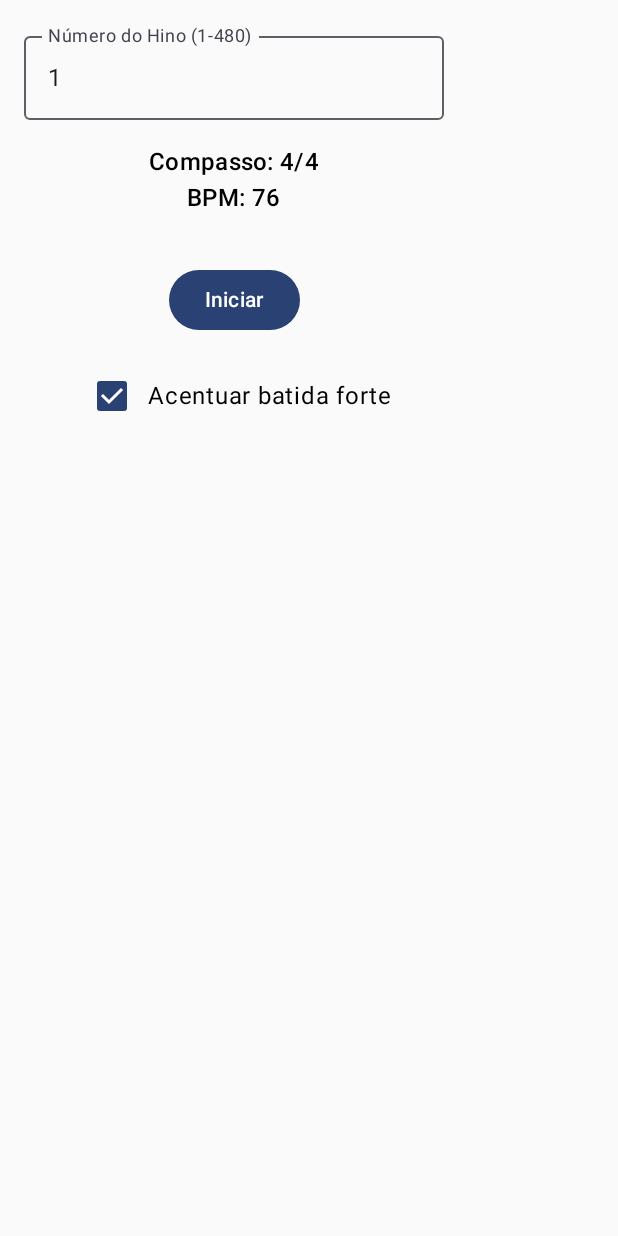
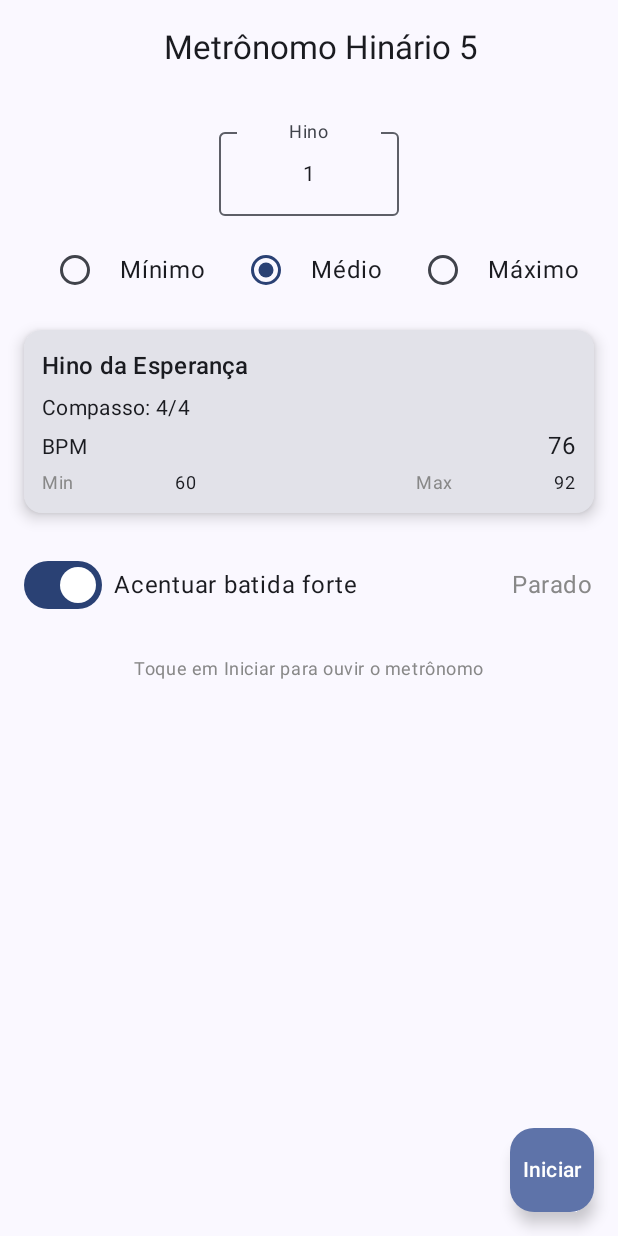
Before and after one commit to PedroScheffer/MetronomoHinario, an Android app built with Jetpack Compose: the screen it shows after launch (MainActivity), on a phone screen of 412 x 824 dp. Run offline under Robolectric (Android 15) with nearby library versions, the light colour scheme and no system bars.

Commit message:
Atualizações do func e layout

```diff
--- a/app/src/main/java/devandroid/pedroscheffer/metronomohinario/data/HymnData.kt
+++ b/app/src/main/java/devandroid/pedroscheffer/metronomohinario/data/HymnData.kt
@@ -2,6 +2,9 @@ package devandroid.pedroscheffer.metronomohinario.data
 
 data class HymnData(
     val number: Int,
+    val name: String,
     val timeSignature: String,
-    val averageBpm: Int
+    val averageBpm: Int,
+    val minBpm: Int,
+    val maxBpm: Int
 )
--- a/app/src/main/java/devandroid/pedroscheffer/metronomohinario/data/HymnRepository.kt
+++ b/app/src/main/java/devandroid/pedroscheffer/metronomohinario/data/HymnRepository.kt
@@ -2,10 +2,11 @@ package devandroid.pedroscheffer.metronomohinario.data
 
 object HymnRepository {
     private val hymnMap: Map<Int, HymnData> = mapOf(
-        1 to HymnData(1, "4/4", 76),
-        2 to HymnData(2, "4/4", 80),
-        330 to HymnData(330, "2/4", 77)
-        // Adicione os outros hinos aqui
+        1 to HymnData(1, "Hino da Esperança", "4/4", 76, 60, 92),
+        2 to HymnData(2, "Hino da Alegria", "4/4", 80, 70, 90),
+        3 to HymnData(3, "Hino da Paz", "4/4", 68, 50, 85),
+        4 to HymnData(4, "Hino do Louvor", "6/4", 125, 100, 150),
+        330 to HymnData(330, "Hino 330", "2/4", 77, 65, 90)
     )
 
     fun getHymnData(hymnNumber: Int): HymnData? {
--- a/app/src/main/java/devandroid/pedroscheffer/metronomohinario/ui/MainScreen.kt
+++ b/app/src/main/java/devandroid/pedroscheffer/metronomohinario/ui/MainScreen.kt
@@ -1,50 +1,185 @@
 package devandroid.pedroscheffer.metronomohinario.ui
 
 import androidx.compose.foundation.layout.*
-import androidx.compose.foundation.text.KeyboardOptions
 import androidx.compose.material3.*
 import androidx.compose.runtime.Composable
 import androidx.compose.runtime.collectAsState
+import androidx.compose.runtime.LaunchedEffect
+import androidx.compose.runtime.mutableStateOf
+import androidx.compose.runtime.remember
 import androidx.compose.ui.Alignment
 import androidx.compose.ui.Modifier
-import androidx.compose.ui.text.input.KeyboardType
+import androidx.compose.ui.graphics.Color
+import androidx.compose.ui.text.TextStyle
+import androidx.compose.ui.text.style.TextAlign
 import androidx.compose.ui.unit.dp
 import devandroid.pedroscheffer.metronomohinario.viewmodel.MetronomeViewModel
 
+@OptIn(ExperimentalMaterial3Api::class)
 @Composable
 fun MainScreen(viewModel: MetronomeViewModel) {
     val uiState = viewModel.uiState.collectAsState().value
 
+    // estado local para escolha de velocidade: "MEDIUM" | "MIN" | "MAX"
+    val speedSelection = remember { mutableStateOf("MEDIUM") }
+
+    // sempre que o hino mudar, resetar para MEDIUM (velocidade média)
+    LaunchedEffect(key1 = uiState.hymnNumberInput) {
+        speedSelection.value = "MEDIUM"
+    }
+
+    Scaffold(
+        topBar = {
+            SmallTopAppBar(
+                title = {
+                    Box(modifier = Modifier.fillMaxWidth(), contentAlignment = Alignment.Center) {
+                        Text("Metrônomo Hinário 5")
+                    }
+                }
+            )
+        },
+        floatingActionButton = {
+            FloatingActionButton(onClick = { viewModel.onPlayPauseClicked() }) {
+                Text(if (uiState.isPlaying) "Parar" else "Iniciar")
+            }
+        }
+    ) { paddingValues ->
         Column(
-        modifier = Modifier.padding(16.dp),
+            modifier = Modifier
+                .padding(paddingValues)
+                .padding(16.dp)
+                .fillMaxSize(),
             horizontalAlignment = Alignment.CenterHorizontally
         ) {
+
             OutlinedTextField(
                 value = uiState.hymnNumberInput,
                 onValueChange = { viewModel.onHymnNumberChanged(it) },
-            label = { Text("Número do Hino (1-480)") },
-            keyboardOptions = KeyboardOptions(keyboardType = KeyboardType.Number)
+                label = {
+                    Box(modifier = Modifier.fillMaxWidth(), contentAlignment = Alignment.Center) {
+                        Text("Hino")
+                    }
+                },
+                singleLine = true,
+                modifier = Modifier.width(120.dp),
+                textStyle = TextStyle(textAlign = TextAlign.Center)
             )
 
-        Spacer(Modifier.height(16.dp))
+            Spacer(Modifier.height(12.dp))
 
-        Text(text = "Compasso: ${uiState.timeSignature}", style = MaterialTheme.typography.titleMedium)
-        Text(text = "BPM: ${uiState.bpm}", style = MaterialTheme.typography.titleMedium)
+            // Grupo de seleção: Mínimo / Médio / Máximo (ordem alterada conforme solicitado)
+            Row(
+                modifier = Modifier
+                    .fillMaxWidth()
+                    .padding(horizontal = 8.dp),
+                horizontalArrangement = Arrangement.Center,
+                verticalAlignment = Alignment.CenterVertically
+            ) {
+                // Mínimo
+                Row(verticalAlignment = Alignment.CenterVertically) {
+                    RadioButton(
+                        selected = speedSelection.value == "MIN",
+                        onClick = {
+                            speedSelection.value = "MIN"
+                            // aplica bpm mínimo
+                            viewModel.onBpmSliderChanged(uiState.minBpm)
+                        }
+                    )
+                    Spacer(Modifier.width(6.dp))
+                    Text("Mínimo")
+                }
 
-        Spacer(Modifier.height(32.dp))
+                Spacer(Modifier.width(16.dp))
 
-        Button(onClick = { viewModel.onPlayPauseClicked() }) {
-            Text(if (uiState.isPlaying) "Parar" else "Iniciar")
+                // Médio
+                Row(verticalAlignment = Alignment.CenterVertically) {
+                    RadioButton(
+                        selected = speedSelection.value == "MEDIUM",
+                        onClick = {
+                            speedSelection.value = "MEDIUM"
+                            // restaurar média: recarrega o hino (ViewModel aplica a média ao carregar)
+                            viewModel.onHymnNumberChanged(uiState.hymnNumberInput)
+                        }
+                    )
+                    Spacer(Modifier.width(6.dp))
+                    Text("Médio")
+                }
+
+                Spacer(Modifier.width(16.dp))
+
+                // Máximo
+                Row(verticalAlignment = Alignment.CenterVertically) {
+                    RadioButton(
+                        selected = speedSelection.value == "MAX",
+                        onClick = {
+                            speedSelection.value = "MAX"
+                            // aplica bpm máximo
+                            viewModel.onBpmSliderChanged(uiState.maxBpm)
+                        }
+                    )
+                    Spacer(Modifier.width(6.dp))
+                    Text("Máximo")
+                }
             }
 
             Spacer(Modifier.height(16.dp))
 
+            Card(modifier = Modifier.fillMaxWidth(), elevation = CardDefaults.cardElevation(defaultElevation = 6.dp)) {
+                Column(modifier = Modifier.padding(12.dp)) {
+                    Text(
+                        text = uiState.hymnName,
+                        style = MaterialTheme.typography.titleMedium
+                    )
+                    Spacer(Modifier.height(6.dp))
+                    Text(
+                        text = "Compasso: ${uiState.timeSignature}",
+                        style = MaterialTheme.typography.bodyMedium
+                    )
+                    Spacer(Modifier.height(6.dp))
+                    Row(modifier = Modifier.fillMaxWidth(), horizontalArrangement = Arrangement.SpaceBetween) {
+                        Text("BPM", style = MaterialTheme.typography.bodyMedium)
+                        Text("${uiState.bpm}", style = MaterialTheme.typography.bodyLarge)
+                    }
+                    Spacer(Modifier.height(6.dp))
+                    Row(modifier = Modifier.fillMaxWidth(), horizontalArrangement = Arrangement.SpaceBetween) {
+                        Text("Min", style = MaterialTheme.typography.bodySmall, color = Color.Gray)
+                        Text("${uiState.minBpm}", style = MaterialTheme.typography.bodySmall)
+                        Spacer(Modifier.width(12.dp))
+                        Text("Max", style = MaterialTheme.typography.bodySmall, color = Color.Gray)
+                        Text("${uiState.maxBpm}", style = MaterialTheme.typography.bodySmall)
+                    }
+                }
+            }
+
+            Spacer(Modifier.height(24.dp))
+
+            Row(
+                modifier = Modifier.fillMaxWidth(),
+                verticalAlignment = Alignment.CenterVertically,
+                horizontalArrangement = Arrangement.SpaceBetween
+            ) {
                 Row(verticalAlignment = Alignment.CenterVertically) {
-            Checkbox(
+                    Switch(
                         checked = uiState.accentEnabled,
                         onCheckedChange = { viewModel.onAccentToggleChanged(it) }
                     )
+                    Spacer(Modifier.width(8.dp))
                     Text("Acentuar batida forte")
+                }
+
+                Text(
+                    text = if (uiState.isPlaying) "Executando" else "Parado",
+                    color = if (uiState.isPlaying) Color(0xFF0F9D58) else Color.Gray
+                )
+            }
+
+            Spacer(Modifier.height(24.dp))
+
+            Text(
+                "Toque em Iniciar para ouvir o metrônomo",
+                style = MaterialTheme.typography.bodySmall,
+                color = Color.Gray
+            )
         }
     }
 }
--- a/app/src/main/java/devandroid/pedroscheffer/metronomohinario/viewmodel/MetronomeViewModel.kt
+++ b/app/src/main/java/devandroid/pedroscheffer/metronomohinario/viewmodel/MetronomeViewModel.kt
@@ -10,8 +10,11 @@ import kotlinx.coroutines.flow.update
 
 data class MetronomeUiState(
     val hymnNumberInput: String = "1",
+    val hymnName: String = "...",
     val timeSignature: String = "...",
     val bpm: Int = 0,
+    val minBpm: Int = 40,
+    val maxBpm: Int = 200,
     val isPlaying: Boolean = false,
     val accentEnabled: Boolean = true
 )
@@ -35,14 +38,25 @@ class MetronomeViewModel(private val engine: MetronomeEngine) : ViewModel() {
             repository.getHymnData(number)?.let { data ->
                 _uiState.update {
                     it.copy(
+                        hymnName = data.name,
                         timeSignature = data.timeSignature,
-                        bpm = data.averageBpm
+                        bpm = data.averageBpm,
+                        minBpm = data.minBpm,
+                        maxBpm = data.maxBpm
                     )
                 }
                 engine.setBpm(data.averageBpm)
                 engine.setTimeSignature(data.timeSignature)
             }
         }
+    }
+
+    fun onBpmSliderChanged(newBpm: Int) {
+        val min = _uiState.value.minBpm
+        val max = _uiState.value.maxBpm
+        val bpm = newBpm.coerceIn(min, max)
+        _uiState.update { it.copy(bpm = bpm) }
+        engine.setBpm(bpm)
     }
 
     fun onPlayPauseClicked() {
```
Lines whose indentation alone changed are shown as unchanged.
